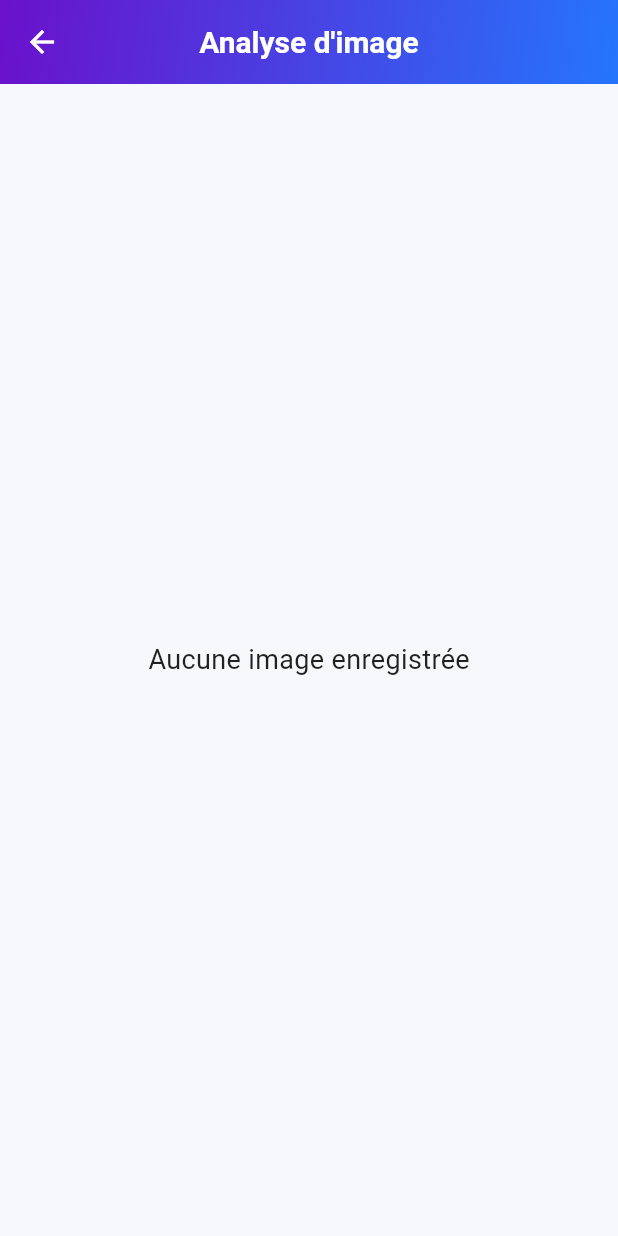
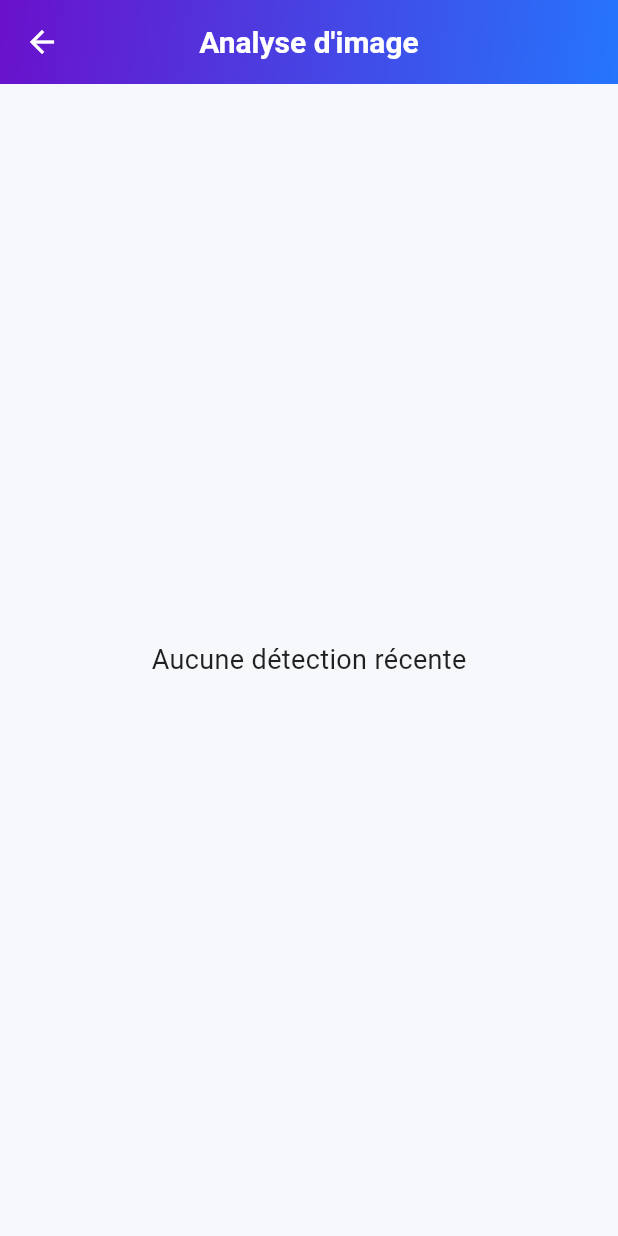
Before and after one commit to EskYzK/SAE5.01DevAvance, a Flutter app: the HistoryScreen screen opened by its route, on a phone screen of 412 x 824 dp. Run offline on Flutter 3.47's test engine with Material 3 defaults, Android fonts, the phone set to English and light mode, and no system bars; our stand-ins replace camera, image_picker.

Commit message:
:speech_balloon: petites modif textes dans galerie et historique

```diff
--- a/school_object_detector/lib/screens/gallery_screen.dart
+++ b/school_object_detector/lib/screens/gallery_screen.dart
@@ -133,7 +133,7 @@ class _GalleryScreenState extends State<GalleryScreen> {
                             const SnackBar(
                               backgroundColor: Color(0xFF6A11CB),
                               content: Text(
-                                "Analyse simulée en cours...",
+                                "Analyse en cours...",
                                 style: TextStyle(color: Colors.white),
                               ),
                               duration: Duration(seconds: 2),
--- a/school_object_detector/lib/screens/history_screen.dart
+++ b/school_object_detector/lib/screens/history_screen.dart
@@ -33,7 +33,7 @@ class HistoryScreen extends StatelessWidget {
       body: images.isEmpty
           ? const Center(
               child: Text(
-                "Aucune image enregistrée",
+                "Aucune détection récente",
                 style: TextStyle(fontSize: 18),
               ),
             )
```
